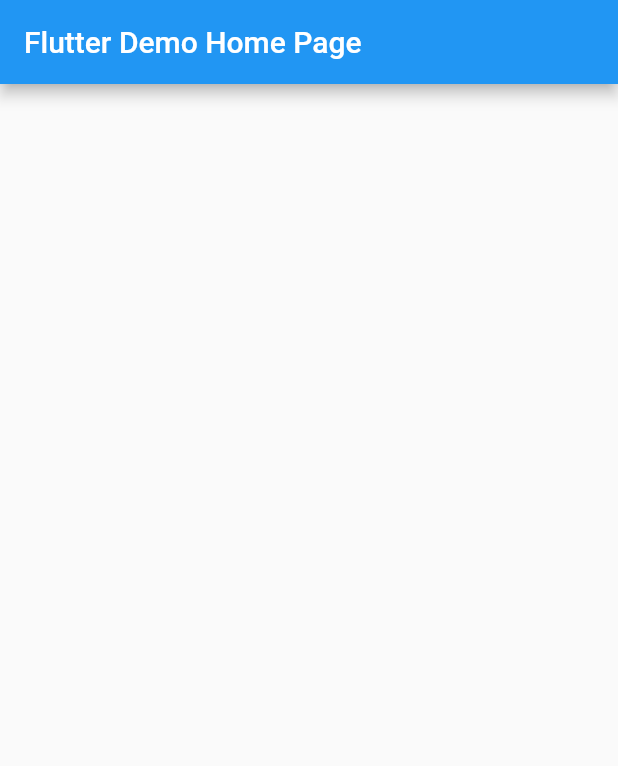
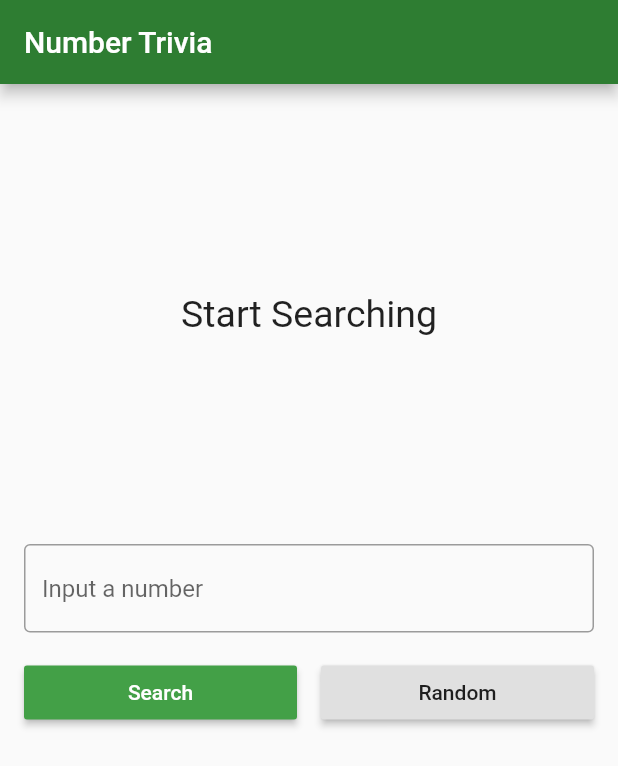
Before and after one commit to EugeneYovbak/FlutterCleanArchitecture, a Flutter app: the screen it shows after launch, on a phone screen of 412 x 824 dp. Shown: the top 766 px of the screen. Run offline on Flutter 3.47's test engine with Material 2 defaults, Android fonts, the phone set to English and light mode, and no system bars; our stand-ins replace bloc, dartz, data_connection_checker, equatable, flutter_bloc, get_it and 1 more.

Commit message:
added UI

```diff
--- a/lib/main.dart
+++ b/lib/main.dart
@@ -1,4 +1,5 @@
 import 'package:flutter/material.dart';
+import 'package:flutter_clean_architecture/presentation/number_trivia/pages/number_trivia_page.dart';
 
 import 'injection_container.dart' as dependencyInjection;
 
@@ -8,36 +9,15 @@ void main() async {
 }
 
 class MyApp extends StatelessWidget {
-
   @override
   Widget build(BuildContext context) {
     return MaterialApp(
-      title: 'Flutter Demo',
+      title: 'Number Trivia',
       theme: ThemeData(
-        primarySwatch: Colors.blue,
+        primaryColor: Colors.green.shade800,
+        accentColor: Colors.green.shade600,
       ),
-      home: MyHomePage(title: 'Flutter Demo Home Page'),
+      home: NumberTriviaPage(),
     );
   }
 }
-
-class MyHomePage extends StatefulWidget {
-  MyHomePage({Key key, this.title}) : super(key: key);
-  final String title;
-
-  @override
-  _MyHomePageState createState() => _MyHomePageState();
-}
-
-class _MyHomePageState extends State<MyHomePage> {
-
-  @override
-  Widget build(BuildContext context) {
-    return Scaffold(
-      appBar: AppBar(
-        title: Text(widget.title),
-      ),
-      body: Container()
-    );
-  }
-}
--- /dev/null
+++ b/lib/presentation/number_trivia/pages/number_trivia_page.dart
@@ -0,0 +1,50 @@
+import 'package:flutter/material.dart';
+import 'package:flutter_bloc/flutter_bloc.dart';
+import 'package:flutter_clean_architecture/injection_container.dart';
+import 'package:flutter_clean_architecture/presentation/number_trivia/bloc/bloc.dart';
+import 'package:flutter_clean_architecture/presentation/number_trivia/widgets/widgets.dart';
+
+class NumberTriviaPage extends StatelessWidget {
+  @override
+  Widget build(BuildContext context) {
+    return Scaffold(
+      appBar: AppBar(
+        title: Text('Number Trivia'),
+      ),
+      body: SingleChildScrollView(
+        child: _buildBody(context),
+      ),
+    );
+  }
+
+  BlocProvider<NumberTriviaBloc> _buildBody(BuildContext context) {
+    return BlocProvider(
+      builder: (_) => serviceLocator<NumberTriviaBloc>(),
+      child: Center(
+        child: Padding(
+          padding: const EdgeInsets.all(16.0),
+          child: Column(
+            children: <Widget>[
+              BlocBuilder<NumberTriviaBloc, NumberTriviaState>(
+                // ignore: missing_return
+                builder: (context, state) {
+                  if (state is Empty) {
+                    return MessageDisplay(message: 'Start Searching');
+                  } else if (state is Loading) {
+                    return LoadingIndicator();
+                  } else if (state is Loaded) {
+                    return TriviaDisplay(numberTrivia: state.trivia);
+                  } else if (state is Error) {
+                    return MessageDisplay(message: state.message);
+                  }
+                },
+              ),
+              SizedBox(height: 16),
+              TriviaControls()
+            ],
+          ),
+        ),
+      ),
+    );
+  }
+}
--- /dev/null
+++ b/lib/presentation/number_trivia/widgets/message_display.dart
@@ -0,0 +1,25 @@
+import 'package:flutter/material.dart';
+
+class MessageDisplay extends StatelessWidget {
+  final String message;
+
+  MessageDisplay({
+    @required this.message,
+  });
+
+  @override
+  Widget build(BuildContext context) {
+    return Container(
+      height: MediaQuery.of(context).size.height / 3,
+      child: Center(
+        child: SingleChildScrollView(
+          child: Text(
+            message,
+            style: TextStyle(fontSize: 25),
+            textAlign: TextAlign.center,
+          ),
+        ),
+      ),
+    );
+  }
+}
--- /dev/null
+++ b/lib/presentation/number_trivia/widgets/trivia_controls.dart
@@ -0,0 +1,66 @@
+import 'package:flutter/material.dart';
+import 'package:flutter_bloc/flutter_bloc.dart';
+import 'package:flutter_clean_architecture/presentation/number_trivia/bloc/number_trivia_bloc.dart';
+import 'package:flutter_clean_architecture/presentation/number_trivia/bloc/number_trivia_event.dart';
+
+class TriviaControls extends StatefulWidget {
+  const TriviaControls({
+    Key key,
+  }) : super(key: key);
+
+  @override
+  _TriviaControlsState createState() => _TriviaControlsState();
+}
+
+class _TriviaControlsState extends State<TriviaControls> {
+  final controller = TextEditingController();
+  String inputString;
+
+  @override
+  Widget build(BuildContext context) {
+    return Column(
+      children: <Widget>[
+        TextField(
+          controller: controller,
+          keyboardType: TextInputType.number,
+          decoration: InputDecoration(
+            border: OutlineInputBorder(),
+            hintText: 'Input a number',
+          ),
+          onChanged: (value) => inputString = value,
+          onSubmitted: (_) => dispatchConcrete(),
+        ),
+        SizedBox(height: 16),
+        Row(
+          children: <Widget>[
+            Expanded(
+              child: RaisedButton(
+                child: Text('Search'),
+                color: Theme.of(context).accentColor,
+                textTheme: ButtonTextTheme.primary,
+                onPressed: dispatchConcrete,
+              ),
+            ),
+            SizedBox(width: 16),
+            Expanded(
+              child: RaisedButton(
+                child: Text('Random'),
+                onPressed: dispatchRandom,
+              ),
+            ),
+          ],
+        )
+      ],
+    );
+  }
+
+  void dispatchConcrete() {
+    controller.clear();
+    BlocProvider.of<NumberTriviaBloc>(context).add(GetTriviaForConcreteNumber(inputString));
+  }
+
+  void dispatchRandom() {
+    controller.clear();
+    BlocProvider.of<NumberTriviaBloc>(context).add(GetTriviaForRandomNumber());
+  }
+}
--- /dev/null
+++ b/lib/presentation/number_trivia/widgets/widgets.dart
@@ -0,0 +1,4 @@
+export 'loading_indicator.dart';
+export 'message_display.dart';
+export 'trivia_controls.dart';
+export 'trivia_display.dart';
```
Also changed, not shown: lib/presentation/number_trivia/widgets/loading_indicator.dart (added, +15 -0 lines), lib/presentation/number_trivia/widgets/trivia_display.dart (added, +39 -0 lines).
